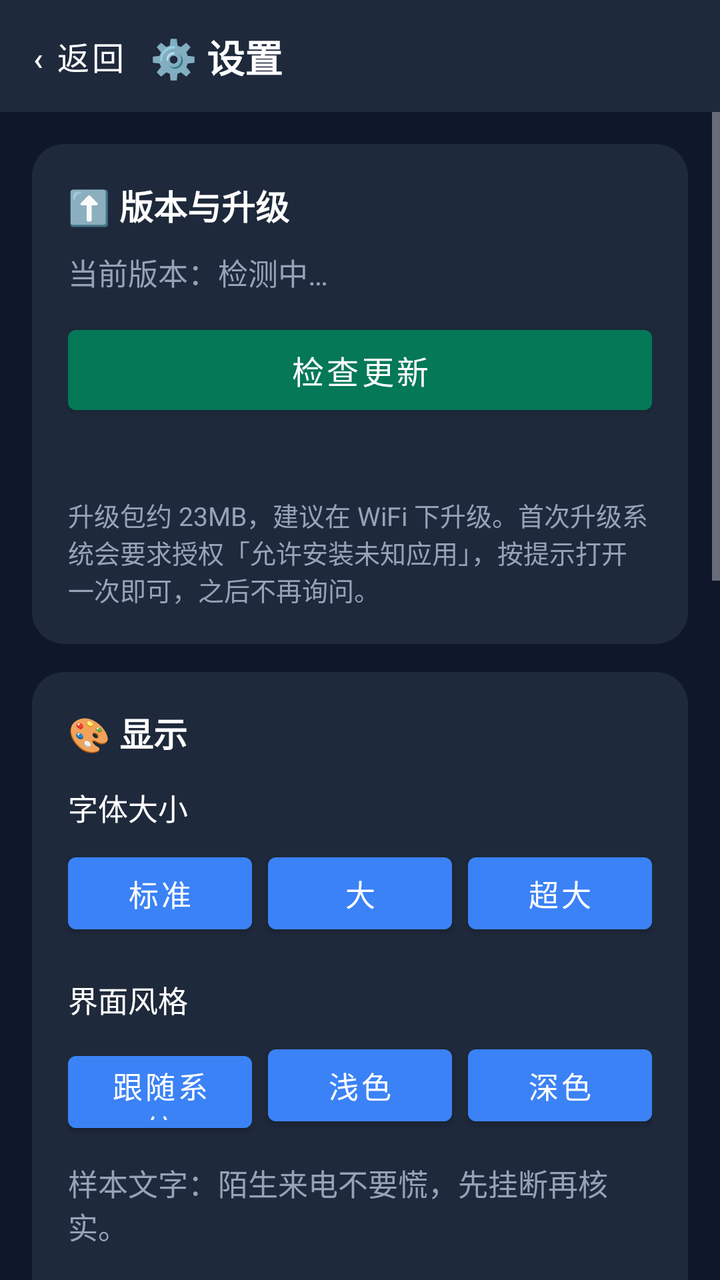
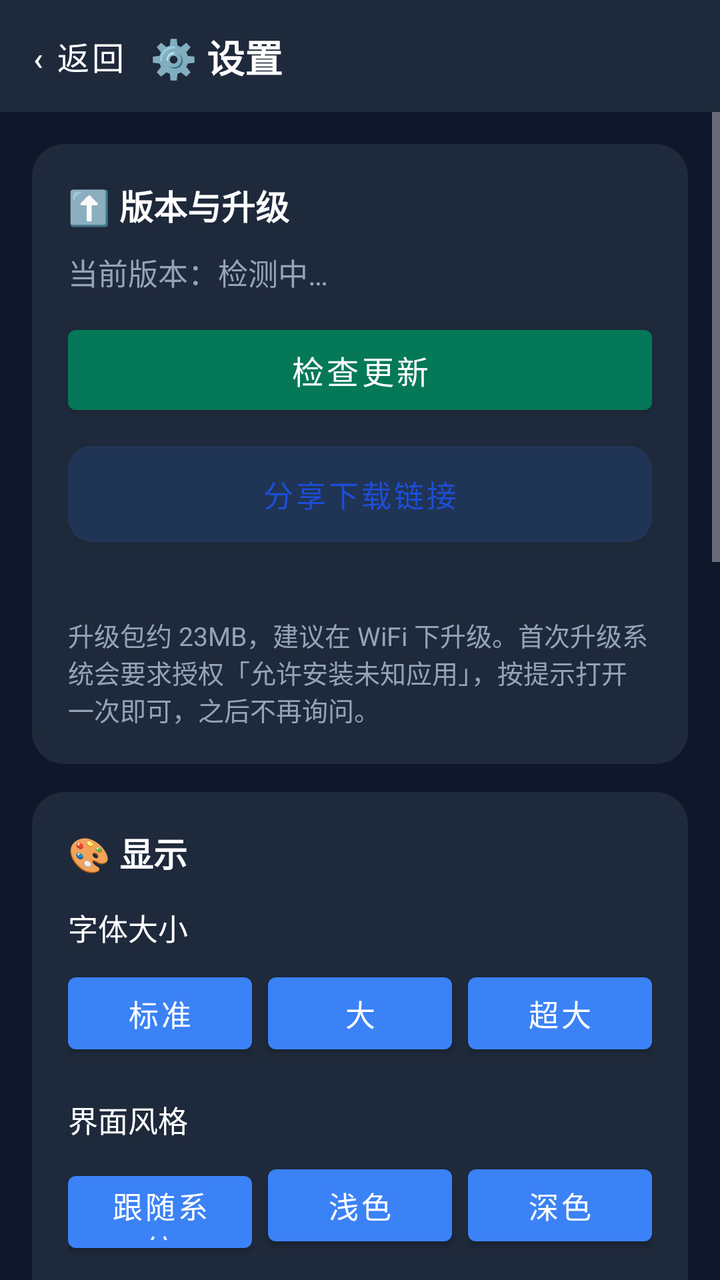

Compare the two renders of this Android layout. The source of the first and the diff that turns it into the second are given below.
<!-- AndroidManifest.xml: application theme Theme.AntiFraudGuard -->
<!-- res/layout/activity_app_settings.xml -->
<?xml version="1.0" encoding="utf-8"?>
<LinearLayout xmlns:android="http://schemas.android.com/apk/res/android"
    android:layout_width="match_parent"
    android:layout_height="match_parent"
    android:orientation="vertical"
    android:background="?attr/appBg">

    
    <LinearLayout
        android:layout_width="match_parent"
        android:layout_height="56dp"
        android:orientation="horizontal"
        android:gravity="center_vertical"
        android:background="?attr/appCard"
        android:paddingStart="8dp"
        android:paddingEnd="16dp">

        <Button
            android:id="@+id/btn_back"
            android:layout_width="wrap_content"
            android:layout_height="44dp"
            android:text="‹ 返回"
            android:textSize="16sp"
            android:textColor="?attr/appText"
            android:background="@android:color/transparent"
            android:minWidth="0dp"
            android:paddingStart="8dp"
            android:paddingEnd="12dp" />

        <TextView
            android:layout_width="0dp"
            android:layout_height="wrap_content"
            android:layout_weight="1"
            android:text="⚙️ 设置"
            android:textColor="?attr/appText"
            android:textSize="19sp"
            android:textStyle="bold"
            android:singleLine="true"
            android:ellipsize="end" />
    </LinearLayout>

    <ScrollView
        android:layout_width="match_parent"
        android:layout_height="0dp"
        android:layout_weight="1">

        <LinearLayout
            android:layout_width="match_parent"
            android:layout_height="wrap_content"
            android:orientation="vertical"
            android:padding="16dp"
            android:paddingBottom="32dp">

            
            <LinearLayout
                android:layout_width="match_parent"
                android:layout_height="wrap_content"
                android:orientation="vertical"
                android:background="@drawable/bg_card_theme"
                android:padding="18dp">

                <TextView
                    android:layout_width="wrap_content"
                    android:layout_height="wrap_content"
                    android:text="⬆️ 版本与升级"
                    android:textColor="?attr/appText"
                    android:textSize="17sp"
                    android:textStyle="bold" />

                <TextView
                    android:id="@+id/tv_app_version"
                    android:layout_width="match_parent"
                    android:layout_height="wrap_content"
                    android:text="当前版本：检测中…"
                    android:textColor="?attr/appTextDim"
                    android:textSize="15sp"
                    android:layout_marginTop="10dp" />

                <Button
                    android:id="@+id/btn_check_update"
                    android:layout_width="match_parent"
                    android:layout_height="52dp"
                    android:text="检查更新"
                    android:textSize="16sp"
                    android:textColor="#FFFFFF"
                    android:backgroundTint="@color/emerald_700"
                    android:layout_marginTop="12dp" />

                <TextView
                    android:id="@+id/tv_update_status"
                    android:layout_width="match_parent"
                    android:layout_height="wrap_content"
                    android:text=""
                    android:textColor="?attr/appTextDim"
                    android:textSize="14sp"
                    android:layout_marginTop="10dp" />

                <TextView
                    android:layout_width="match_parent"
                    android:layout_height="wrap_content"
                    android:text="升级包约 23MB，建议在 WiFi 下升级。首次升级系统会要求授权「允许安装未知应用」，按提示打开一次即可，之后不再询问。"
                    android:textColor="?attr/appTextDim"
                    android:textSize="13sp"
                    android:layout_marginTop="8dp" />
            </LinearLayout>

            
            <LinearLayout
                android:layout_width="match_parent"
                android:layout_height="wrap_content"
                android:orientation="vertical"
                android:background="@drawable/bg_card_theme"
                android:padding="18dp"
                android:layout_marginTop="14dp">

                <TextView
                    android:layout_width="wrap_content"
                    android:layout_height="wrap_content"
                    android:text="🎨 显示"
                    android:textColor="?attr/appText"
                    android:textSize="17sp"
                    android:textStyle="bold" />

                <TextView
                    android:layout_width="match_parent"
                    android:layout_height="wrap_content"
                    android:text="字体大小"
                    android:textColor="?attr/appText"
                    android:textSize="15sp"
                    android:layout_marginTop="14dp" />

                <LinearLayout
                    android:layout_width="match_parent"
                    android:layout_height="wrap_content"
                    android:orientation="horizontal"
                    android:layout_marginTop="8dp">

                    <Button
                        android:id="@+id/btn_font_standard"
                        android:layout_width="0dp"
                        android:layout_height="48dp"
                        android:layout_weight="1"
                        android:text="标准"
                        android:textSize="15sp" />

                    <Button
                        android:id="@+id/btn_font_large"
                        android:layout_width="0dp"
                        android:layout_height="48dp"
                        android:layout_weight="1"
                        android:text="大"
                        android:textSize="15sp"
                        android:layout_marginStart="8dp" />

                    <Button
                        android:id="@+id/btn_font_xlarge"
                        android:layout_width="0dp"
                        android:layout_height="48dp"
                        android:layout_weight="1"
                        android:text="超大"
                        android:textSize="15sp"
                        android:layout_marginStart="8dp" />
                </LinearLayout>

                <TextView
                    android:layout_width="match_parent"
                    android:layout_height="wrap_content"
                    android:text="界面风格"
                    android:textColor="?attr/appText"
                    android:textSize="15sp"
                    android:layout_marginTop="18dp" />

                <LinearLayout
                    android:layout_width="match_parent"
                    android:layout_height="wrap_content"
                    android:orientation="horizontal"
                    android:layout_marginTop="8dp">

                    <Button
                        android:id="@+id/btn_theme_system"
                        android:layout_width="0dp"
                        android:layout_height="48dp"
                        android:layout_weight="1"
                        android:text="跟随系统"
                        android:textSize="15sp" />

                    <Button
                        android:id="@+id/btn_theme_light"
                        android:layout_width="0dp"
                        android:layout_height="48dp"
                        android:layout_weight="1"
                        android:text="浅色"
                        android:textSize="15sp"
                        android:layout_marginStart="8dp" />

                    <Button
                        android:id="@+id/btn_theme_dark"
                        android:layout_width="0dp"
                        android:layout_height="48dp"
                        android:layout_weight="1"
                        android:text="深色"
                        android:textSize="15sp"
                        android:layout_marginStart="8dp" />
                </LinearLayout>

                
                <TextView
                    android:layout_width="match_parent"
                    android:layout_height="wrap_content"
                    android:text="样本文字：陌生来电不要慌，先挂断再核实。"
                    android:textColor="?attr/appTextDim"
                    android:textSize="15sp"
                    android:layout_marginTop="14dp" />

                <TextView
                    android:id="@+id/tv_display_status"
                    android:layout_width="match_parent"
                    android:layout_height="wrap_content"
                    android:text=""
                    android:textColor="?attr/appTextDim"
                    android:textSize="13sp"
                    android:layout_marginTop="6dp" />
            </LinearLayout>

            
            <LinearLayout
                android:layout_width="match_parent"
                android:layout_height="wrap_content"
                android:orientation="vertical"
                android:background="@drawable/bg_card_theme"
                android:padding="18dp"
                android:layout_marginTop="14dp">

                <TextView
                    android:layout_width="wrap_content"
                    android:layout_height="wrap_content"
                    android:text="👤 账号"
                    android:textColor="?attr/appText"
                    android:textSize="17sp"
                    android:textStyle="bold" />

                <Button
                    android:id="@+id/btn_change_phone"
                    android:layout_width="match_parent"
                    android:layout_height="52dp"
                    android:text="📱 修改手机号（换了新号码点这里）"
                    android:textSize="15sp"
                    android:layout_marginTop="12dp" />

                <Button
                    android:id="@+id/btn_change_password"
                    android:layout_width="match_parent"
                    android:layout_height="52dp"
                    android:text="🔑 修改登录密码"
                    android:textSize="15sp"
                    android:layout_marginTop="12dp" />

                <Button
                    android:id="@+id/btn_switch_role"
                    android:layout_width="match_parent"
                    android:layout_height="52dp"
                    android:text="🔄 切换角色（老人端 / 子女端）"
                    android:textSize="15sp"
                    android:layout_marginTop="10dp" />

                <Button
                    android:id="@+id/btn_logout"
                    android:layout_width="match_parent"
                    android:layout_height="52dp"
                    android:text="🚪 退出登录（这台手机不再守护）"
                    android:textSize="15sp"
                    android:layout_marginTop="10dp" />
            </LinearLayout>

            
            <LinearLayout
                android:layout_width="match_parent"
                android:layout_height="wrap_content"
                android:orientation="vertical"
                android:background="@drawable/bg_card_theme"
                android:padding="18dp"
                android:layout_marginTop="14dp">

                <TextView
                    android:layout_width="wrap_content"
                    android:layout_height="wrap_content"
                    android:text="🔧 更多"
                    android:textColor="?attr/appText"
                    android:textSize="17sp"
                    android:textStyle="bold" />

                <Button
                    android:id="@+id/btn_guard_rules"
                    android:layout_width="match_parent"
                    android:layout_height="52dp"
                android:text="🛡️ 防护规则（资料 / 守护参数 / 健康自检）"
                    android:textSize="15sp"
                    android:layout_marginTop="12dp" />

                <Button
                    android:id="@+id/btn_health_check"
                    android:layout_width="match_parent"
                    android:layout_height="52dp"
                    android:text="🩺 守护健康自检"
                    android:textSize="15sp"
                    android:layout_marginTop="10dp" />

                <Button
                    android:id="@+id/btn_geofence"
                    android:layout_width="match_parent"
                    android:layout_height="52dp"
                    android:text="📍 电子围栏管理"
                    android:textSize="15sp"
                    android:layout_marginTop="10dp" />

                
                <Button
                    android:id="@+id/btn_ad_skip"
                    android:layout_width="match_parent"
                    android:layout_height="52dp"
                    android:text="🚫 拦截开屏广告"
                    android:textSize="15sp"
                    android:layout_marginTop="10dp"
                    android:visibility="gone" />
            </LinearLayout>

            
            <LinearLayout
                android:id="@+id/card_backend"
                android:layout_width="match_parent"
                android:layout_height="wrap_content"
                android:orientation="vertical"
                android:background="@drawable/bg_card_theme"
                android:padding="18dp"
                android:layout_marginTop="14dp">

                <TextView
                    android:layout_width="wrap_content"
                    android:layout_height="wrap_content"
                    android:text="🌐 后端连接"
                    android:textColor="?attr/appText"
                    android:textSize="17sp"
                    android:textStyle="bold" />

                <TextView
                    android:layout_width="match_parent"
                    android:layout_height="wrap_content"
                    android:text="连接地址（支持公网穿透/代理URL）："
                    android:textColor="?attr/appTextDim"
                    android:textSize="14sp"
                    android:layout_marginTop="10dp" />

                <EditText
                    android:id="@+id/et_server_url"
                    android:layout_width="match_parent"
                    android:layout_height="wrap_content"
                    android:hint="https://your-server.example.com"
                    android:textColor="?attr/appInputText"
                    android:textColorHint="?attr/appTextDim"
                    android:textSize="14sp"
                    android:inputType="textUri"
                    android:singleLine="true"
                    android:layout_marginTop="6dp" />

                <Button
                    android:id="@+id/btn_save_url"
                    android:layout_width="match_parent"
                    android:layout_height="52dp"
                    android:text="保存并测试连接后端"
                    android:textSize="15sp"
                    android:layout_marginTop="10dp" />

                <TextView
                    android:id="@+id/tv_backend_status"
                    android:layout_width="match_parent"
                    android:layout_height="wrap_content"
                    android:text="后端连接：未测试"
                    android:textColor="?attr/appTextDim"
                    android:textSize="14sp"
                    android:layout_marginTop="10dp" />
            </LinearLayout>

        </LinearLayout>
    </ScrollView>

</LinearLayout>
<!-- resources referenced by this layout -->
<resources>
  <color name="emerald_700">#047857</color>
  <!-- drawable bg_card_theme (drawable) -->
  <?xml version="1.0" encoding="utf-8"?>
  <shape xmlns:android="http://schemas.android.com/apk/res/android" android:shape="rectangle">
      <solid android:color="?attr/appCard" />
      <corners android:radius="16dp" />
  </shape>
  <style name="Theme.AntiFraudGuard" parent="Theme.MaterialComponents.NoActionBar">
          
          <item name="colorPrimary">@color/blue_500</item>
          <item name="colorPrimaryVariant">@color/blue_700</item>
          <item name="colorOnPrimary">@color/white</item>
          
          <item name="colorSecondary">@color/emerald_500</item>
          <item name="colorSecondaryVariant">@color/emerald_700</item>
          <item name="colorOnSecondary">@color/white</item>
  
          <item name="appBg">#0F172A</item>
          <item name="appCard">#1E293B</item>
          <item name="appCardAlt">#26314A</item>
          <item name="appText">#FFFFFF</item>
          <item name="appTextDim">#94A3B8</item>
          <item name="appDivider">#334155</item>
          <item name="appInputBg">#26314A</item>
          <item name="appInputText">#FFFFFF</item>
  
          
          <item name="appDangerBgSoft">#3F1A1E</item>
          <item name="appWarnBgSoft">#3A2E12</item>
          <item name="appWarnTextStrong">#FCD34D</item>
          <item name="appWarnTextDim">#D4B36A</item>
          <item name="appDangerTextStrong">#FCA5A5</item>
          <item name="appDangerTextDim">#DCA9A9</item>
  
          
          <item name="android:statusBarColor">#0F172A</item>
          <item name="android:windowBackground">#0F172A</item>
          <item name="android:navigationBarColor">#0F172A</item>
      </style>
  <color name="blue_500">#3B82F6</color>
  <color name="blue_700">#1D4ED8</color>
  <color name="white">#FFFFFFFF</color>
  <color name="emerald_500">#10B981</color>
</resources>

<!-- the commit's change to res/layout/activity_app_settings.xml (unified diff, before → after) -->
@@ -86,6 +86,16 @@
                     android:backgroundTint="@color/emerald_700"
                     android:layout_marginTop="12dp" />
 
+                <Button
+                    android:id="@+id/btn_share_download"
+                    android:layout_width="match_parent"
+                    android:layout_height="48dp"
+                    android:layout_marginTop="12dp"
+                    android:background="@drawable/bg_btn_tonal"
+                    android:text="分享下载链接"
+                    android:textColor="@color/c_accent_blue"
+                    android:textSize="15sp" />
+
                 <TextView
                     android:id="@+id/tv_update_status"
                     android:layout_width="match_parent"
<!-- resource entries referenced after the edit -->
@@ -1,6 +1,12 @@
 <!-- resources referenced by this layout -->
 <resources>
   <color name="emerald_700">#047857</color>
+  <!-- drawable bg_btn_tonal (drawable) -->
+  <?xml version="1.0" encoding="utf-8"?>
+  <shape xmlns:android="http://schemas.android.com/apk/res/android" android:shape="rectangle">
+      <solid android:color="#263B82F6" />
+      <corners android:radius="12dp" />
+  </shape>
   <!-- drawable bg_card_theme (drawable) -->
   <?xml version="1.0" encoding="utf-8"?>
   <shape xmlns:android="http://schemas.android.com/apk/res/android" android:shape="rectangle">
